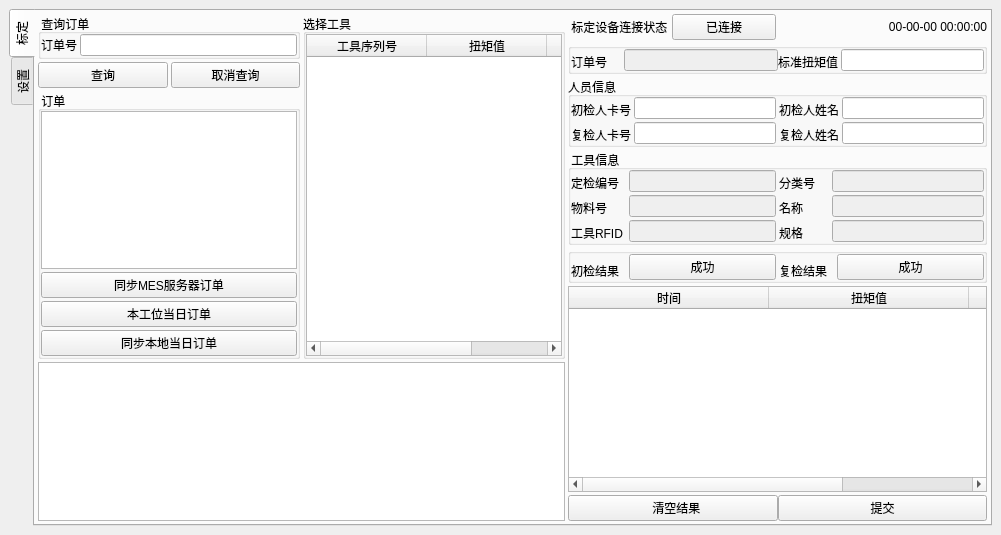
Above: ui/toolkit.ui from masami10/ts013_toolkits before the change. Below: the same form after it.
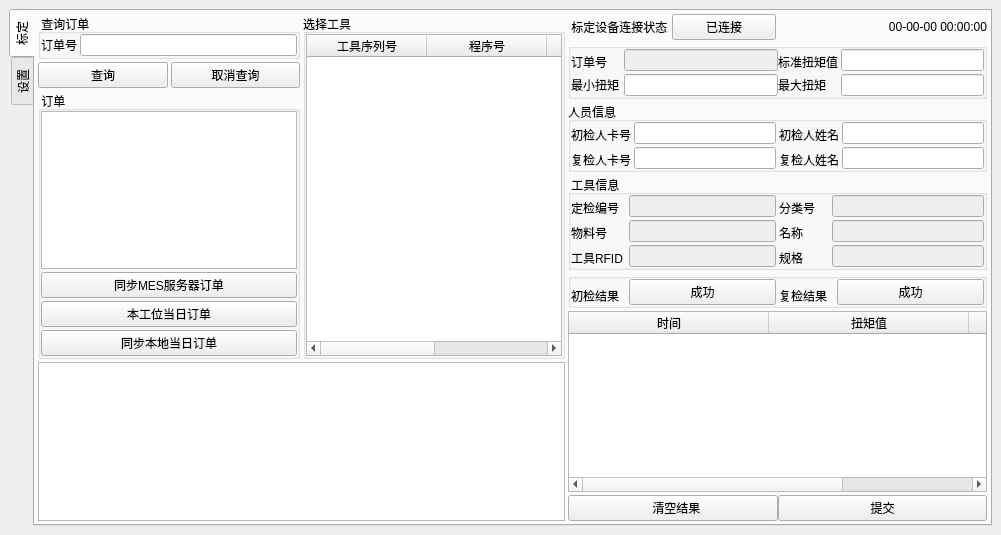
That is the form after the change.

Commit message: [ADD] (store) 1. 结果只显示最近的3个结果 2. 从odoo获取程序号

The edit to the form file:
```diff
--- a/ui/toolkit.ui
+++ b/ui/toolkit.ui
@@ -300,6 +300,11 @@
                        <string>工具序列号</string>
                       </property>
                      </column>
+                     <column>
+                      <property name="text">
+                       <string>程序号</string>
+                      </property>
+                     </column>
                      <column>
                       <property name="text">
                        <string>扭矩值</string>
@@ -450,6 +455,16 @@
                    </property>
                   </widget>
                  </item>
+                 <item row="1" column="0">
+                  <widget class="QLabel" name="minTorqueLabel">
+                   <property name="text">
+                    <string>最小扭矩</string>
+                   </property>
+                  </widget>
+                 </item>
+                 <item row="1" column="1">
+                  <widget class="QLineEdit" name="minTorqueEdit"/>
+                 </item>
                 </layout>
                </item>
                <item>
@@ -473,6 +488,16 @@
                  <item row="0" column="1">
                   <widget class="QLineEdit" name="TargetTorqueEdit"/>
                  </item>
+                 <item row="1" column="0">
+                  <widget class="QLabel" name="MaxTorqueLabel">
+                   <property name="text">
+                    <string>最大扭矩</string>
+                   </property>
+                  </widget>
+                 </item>
+                 <item row="1" column="1">
+                  <widget class="QLineEdit" name="MaxTorqueEdit"/>
+                 </item>
                 </layout>
                </item>
               </layout>
```
The commit also changes 7 other files.
